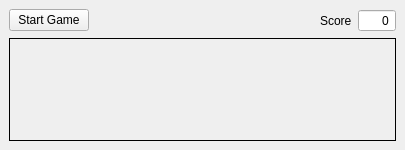
Before: the Qt Designer form snake/ui_mainwindow.ui in tkarabela/learn-python, drawn with Qt 5.
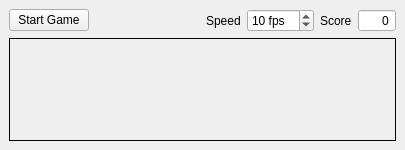
After: the same form once the commit is applied.

Commit message: Finish the Snake game

Patch:
```diff
--- a/snake/ui_mainwindow.ui
+++ b/snake/ui_mainwindow.ui
@@ -39,6 +39,32 @@
       </item>
       <item>
        <layout class="QHBoxLayout" name="horizontalLayout_2">
+        <item>
+         <widget class="QLabel" name="label_2">
+          <property name="text">
+           <string>Speed</string>
+          </property>
+         </widget>
+        </item>
+        <item>
+         <widget class="QSpinBox" name="speedSpinbox">
+          <property name="suffix">
+           <string> fps</string>
+          </property>
+          <property name="minimum">
+           <number>1</number>
+          </property>
+          <property name="maximum">
+           <number>100</number>
+          </property>
+          <property name="singleStep">
+           <number>5</number>
+          </property>
+          <property name="value">
+           <number>10</number>
+          </property>
+         </widget>
+        </item>
         <item>
          <widget class="QLabel" name="label">
           <property name="text">
```
The commit also changes 1 other file.
